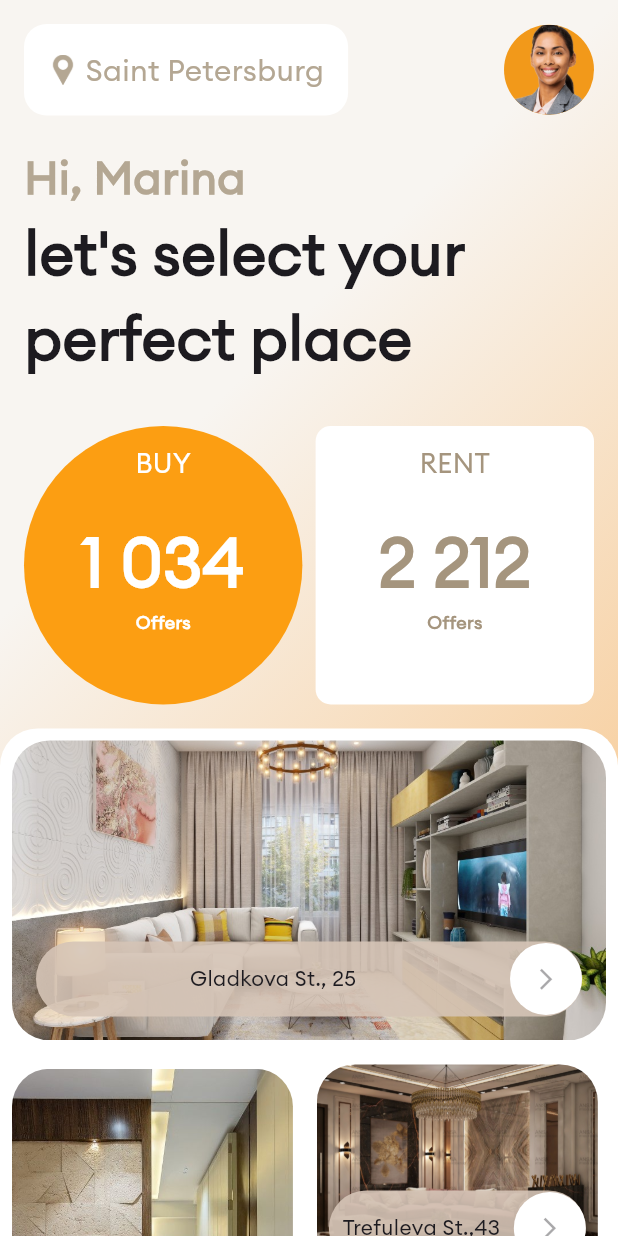
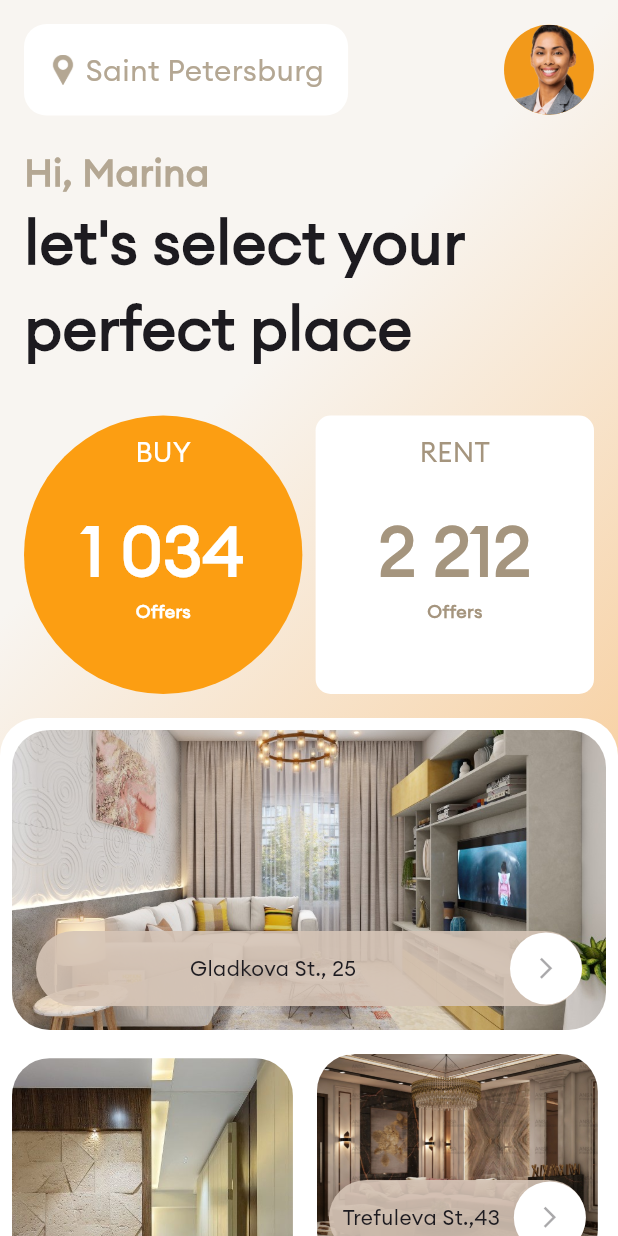
Before and after one commit to sk128292/real_estate_assignment, a Flutter app: the HomeScreen widget shown alone on an empty page, opened directly, on a phone screen of 412 x 824 dp. Run offline on Flutter 3.47's test engine with Material 3 defaults, Android fonts, the light colour scheme and no system bars; drawn by our look-alikes of countup; our stand-ins replace flutter_staggered_animations; missing offline and left inert: flutter_floating_bottom_bar.

Commit message:
Final Commit

```diff
--- a/lib/dashboard/home_screen.dart
+++ b/lib/dashboard/home_screen.dart
@@ -32,7 +32,7 @@ class HomeScreen extends StatelessWidget {
                       Row(
                         mainAxisAlignment: MainAxisAlignment.spaceBetween,
                         children: AnimationConfiguration.toStaggeredList(
-                          duration: const Duration(seconds: 1),
+                          duration: const Duration(seconds: 2),
                           childAnimationBuilder: (widget) => ScaleAnimation(
                             child: widget,
                           ),
@@ -84,7 +84,7 @@ class HomeScreen extends StatelessWidget {
                           child: Text(
                             'Hi, Marina',
                             style: TextStyle(
-                              fontSize: 30,
+                              fontSize: 25,
                               color: Color(0xffb4a793),
                               fontWeight: FontWeight.bold,
                             ),
@@ -108,7 +108,7 @@ class HomeScreen extends StatelessWidget {
                       Row(
                         mainAxisAlignment: MainAxisAlignment.spaceBetween,
                         children: AnimationConfiguration.toStaggeredList(
-                          duration: const Duration(milliseconds: 1500),
+                          duration: const Duration(milliseconds: 2),
                           childAnimationBuilder: (widget) => ScaleAnimation(
                             child: widget,
                           ),
```
